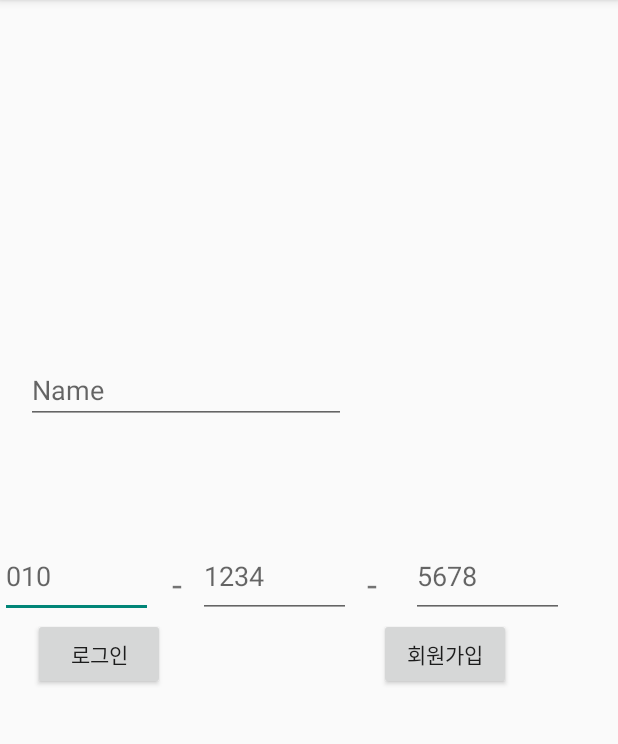
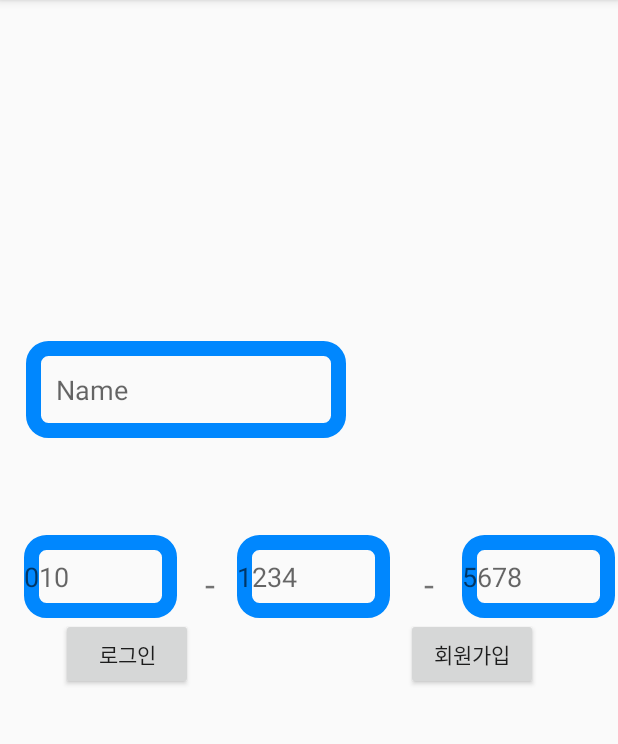
Before and after one commit to VIXXPARK/belink, an Android app: the screen it shows after launch (LoginActivity), on a phone screen of 412 x 824 dp, the part 84-828 px from its top. Run offline under Robolectric (Android 15) with nearby library versions, the phone set to English and light mode, and no system bars.

Commit message:
방문기록 페이지 / UI 수정

```diff
--- a/app/src/main/java/com/capstone/belink/Adapter/RecyclerAdapter.kt
+++ b/app/src/main/java/com/capstone/belink/Adapter/RecyclerAdapter.kt
@@ -25,7 +25,7 @@ class RecyclerAdapter(val context: Context):RecyclerView.Adapter<CustomViewHolde
     }
 
     override fun onBindViewHolder(holder: CustomViewHolder, position: Int) {
-        holder.iv_profile.setImageResource(R.drawable.picachu)
+        holder.iv_profile.setImageResource(R.drawable.logo)
         holder.tv_group_name.text = dataList[position].teamName
 
     }
--- /dev/null
+++ b/app/src/main/java/com/capstone/belink/Model/Place.kt
@@ -0,0 +1,5 @@
+package com.capstone.belink.Model
+
+data class Place(
+    val storeName:String
+)
--- a/app/src/main/java/com/capstone/belink/Network/RetrofitClient.kt
+++ b/app/src/main/java/com/capstone/belink/Network/RetrofitClient.kt
@@ -9,9 +9,9 @@ import retrofit2.converter.gson.GsonConverterFactory
 object RetrofitClient {
     private var instance: Retrofit?=null
     private val gson = GsonBuilder().setLenient().create()
-
+    private const val BASE_URL = "http://172.20.10.4:3000"
 //    private const val BASE_URL = "http://10.0.2.2:3000"
-    private const val BASE_URL = "http://ubuntu@ec2-52-79-237-74.ap-northeast-2.compute.amazonaws.com:3000"
+ //   private const val BASE_URL = "http://ubuntu@ec2-52-79-237-74.ap-northeast-2.compute.amazonaws.com:3000"
 
     //SingleTon
     fun getInstance(context: Context): Retrofit{
--- a/app/src/main/java/com/capstone/belink/Network/RetrofitService.kt
+++ b/app/src/main/java/com/capstone/belink/Network/RetrofitService.kt
@@ -31,6 +31,9 @@ interface RetrofitService {
     @POST("api/user/id-contact-user")
     fun idContactUser(@Field("id")id:List<String>):Call<ContactInfo>
 
+    @FormUrlEncoded
+    @POST("api/user/delete-team")
+    fun deleteTeam(@Field("team_id")team_id: String):Call<Map<String,Boolean>>
 
     @POST("api/user/make-member")
     fun makeMember(@Body teamList:MutableList<Member>):Call<Map<String,Boolean>>
--- /dev/null
+++ b/app/src/main/res/drawable/edge.xml
@@ -0,0 +1,11 @@
+<?xml version="1.0" encoding="utf-8"?>
+<selector xmlns:android="http://schemas.android.com/apk/res/android">
+    <item android:state_focused="false" android:state_pressed="false">
+        <shape>
+<!--            <solid android:color="#0087FE"/>-->
+            <stroke android:color="#0087FE"
+                android:width="10dp"/>
+            <corners android:radius="10dp" />
+        </shape>
+    </item>
+</selector>
--- a/app/src/main/res/layout/activity_login.xml
+++ b/app/src/main/res/layout/activity_login.xml
@@ -10,6 +10,8 @@
         android:id="@+id/et_login_phone_first"
         android:layout_width="102dp"
         android:layout_height="55dp"
+        android:layout_marginStart="16dp"
+        android:background="@drawable/edge"
         android:ems="10"
         android:hint="010"
         android:inputType="textPersonName"
@@ -17,34 +19,50 @@
         app:layout_constraintStart_toStartOf="parent"
         app:layout_constraintTop_toTopOf="parent" />
 
-    <EditText
-        android:id="@+id/et_login_phone_second"
-        android:layout_width="102dp"
-        android:layout_height="55dp"
-        android:ems="10"
-        android:inputType="textPersonName"
-        android:hint="1234"
+    <Button
+        android:id="@+id/btn_login_login"
+        android:layout_width="wrap_content"
+        android:layout_height="wrap_content"
+        android:layout_marginEnd="132dp"
+        android:text="로그인"
         app:layout_constraintBottom_toBottomOf="parent"
-        app:layout_constraintStart_toEndOf="@+id/textView"
-        app:layout_constraintTop_toTopOf="parent" />
+        app:layout_constraintEnd_toStartOf="@+id/btn_login_signup"
+        app:layout_constraintHorizontal_bias="0.8"
+        app:layout_constraintStart_toStartOf="parent"
+        app:layout_constraintTop_toBottomOf="@+id/et_login_phone_first"
+        app:layout_constraintVertical_bias="0.0" />
 
     <EditText
         android:id="@+id/et_login_phone_third"
         android:layout_width="102dp"
         android:layout_height="55dp"
-        android:layout_marginStart="12dp"
+        android:layout_marginStart="8dp"
+        android:background="@drawable/edge"
         android:ems="10"
+        android:hint="5678"
         android:inputType="textPersonName"
-        android:hint="5678"
         app:layout_constraintBottom_toBottomOf="parent"
         app:layout_constraintStart_toEndOf="@+id/textView3"
+        app:layout_constraintTop_toTopOf="parent" />
+
+    <EditText
+        android:id="@+id/et_login_phone_second"
+        android:layout_width="102dp"
+        android:layout_height="55dp"
+        android:layout_marginStart="4dp"
+        android:background="@drawable/edge"
+        android:ems="10"
+        android:hint="1234"
+        android:inputType="textPersonName"
+        app:layout_constraintBottom_toBottomOf="parent"
+        app:layout_constraintStart_toEndOf="@+id/textView"
         app:layout_constraintTop_toTopOf="parent" />
 
     <TextView
         android:id="@+id/textView"
         android:layout_width="28dp"
         android:layout_height="23dp"
-        android:layout_marginStart="2dp"
+        android:layout_marginStart="8dp"
         android:text="-"
         android:textAlignment="center"
         android:textSize="24sp"
@@ -52,10 +70,23 @@
         app:layout_constraintStart_toEndOf="@+id/et_login_phone_first"
         app:layout_constraintTop_toTopOf="parent" />
 
+    <Button
+        android:id="@+id/btn_login_signup"
+        android:layout_width="wrap_content"
+        android:layout_height="wrap_content"
+        android:text="회원가입"
+        app:layout_constraintBottom_toBottomOf="parent"
+        app:layout_constraintEnd_toEndOf="parent"
+        app:layout_constraintHorizontal_bias="0.835"
+        app:layout_constraintStart_toStartOf="parent"
+        app:layout_constraintTop_toBottomOf="@+id/et_login_phone_second"
+        app:layout_constraintVertical_bias="0.0" />
+
     <TextView
         android:id="@+id/textView3"
         android:layout_width="28dp"
         android:layout_height="23dp"
+        android:layout_marginStart="12dp"
         android:text="-"
         android:textAlignment="center"
         android:textSize="24sp"
@@ -70,36 +101,13 @@
         android:layout_marginStart="17dp"
         android:layout_marginTop="228dp"
         android:layout_marginBottom="65dp"
+        android:padding="20dp"
         android:ems="10"
         android:inputType="textPersonName"
         android:hint="Name"
+        android:background="@drawable/edge"
         app:layout_constraintBottom_toTopOf="@+id/et_login_phone_first"
         app:layout_constraintStart_toStartOf="parent"
         app:layout_constraintTop_toTopOf="parent" />
 
-    <Button
-        android:id="@+id/btn_login_signup"
-        android:layout_width="wrap_content"
-        android:layout_height="wrap_content"
-        android:text="회원가입"
-        app:layout_constraintBottom_toBottomOf="parent"
-        app:layout_constraintEnd_toEndOf="parent"
-        app:layout_constraintHorizontal_bias="0.78"
-        app:layout_constraintStart_toStartOf="parent"
-        app:layout_constraintTop_toBottomOf="@+id/et_login_phone_second"
-        app:layout_constraintVertical_bias="0.0" />
-
-    <Button
-        android:id="@+id/btn_login_login"
-        android:layout_width="wrap_content"
-        android:layout_height="wrap_content"
-        android:layout_marginEnd="132dp"
-        android:text="로그인"
-        app:layout_constraintBottom_toBottomOf="parent"
-        app:layout_constraintEnd_toStartOf="@+id/btn_login_signup"
-        app:layout_constraintHorizontal_bias="0.68"
-        app:layout_constraintStart_toStartOf="parent"
-        app:layout_constraintTop_toBottomOf="@+id/et_login_phone_first"
-        app:layout_constraintVertical_bias="0.0" />
-
 </androidx.constraintlayout.widget.ConstraintLayout>
--- a/app/src/main/res/layout/custom_grouplist.xml
+++ b/app/src/main/res/layout/custom_grouplist.xml
@@ -13,7 +13,7 @@
         android:layout_marginTop="8dp"
         app:layout_constraintStart_toStartOf="parent"
         app:layout_constraintTop_toTopOf="parent"
-        app:srcCompat="@drawable/picachu" />
+        app:srcCompat="@drawable/logo" />
 
     <TextView
         android:id="@+id/tv_group_name"
```
Also changed, not shown: app/src/main/java/com/capstone/belink/Adapter/PlaceAdapter.kt (added, +37 -0 lines), app/src/main/java/com/capstone/belink/Ui/FragmentMap.kt (+30 -19 lines), app/src/main/res/layout/custom_place.xml (added, +22 -0 lines), app/src/main/res/layout/fragment_map.xml (+42 -5 lines), app/src/main/res/drawable/logo.png (added), 4 other files.
